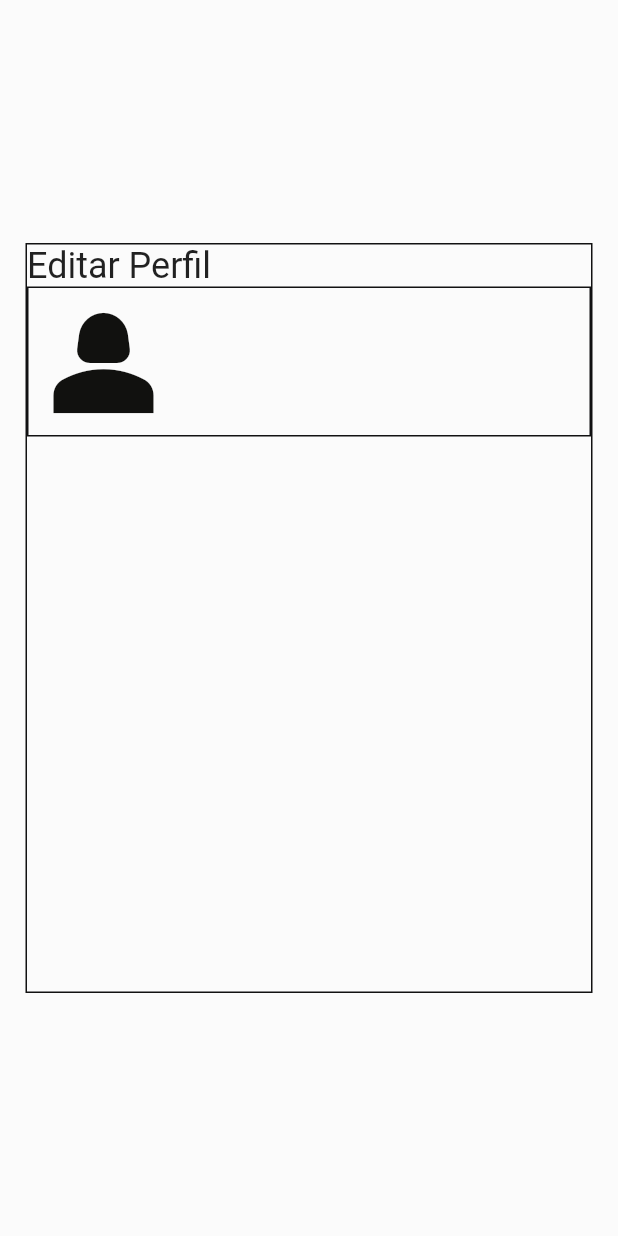
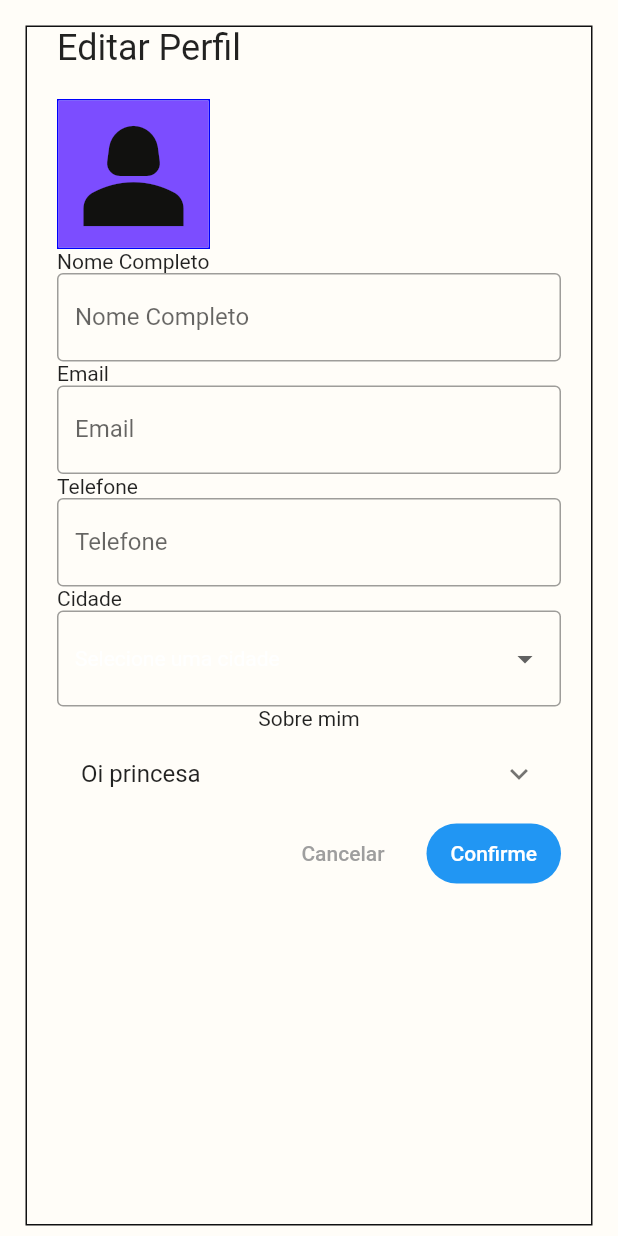
Before and after one commit to ViniciusKoiti/DesafioFlutter, a Flutter app: the screen it shows after launch, on a phone screen of 412 x 824 dp. Run offline on Flutter 3.47's test engine with Material 2 defaults, Android fonts, the phone set to English and light mode, and no system bars.

Commit message:
Desafio Flutter

```diff
--- /dev/null
+++ b/lib/Fields/ButtonCancel.dart
@@ -0,0 +1,18 @@
+import 'package:flutter/material.dart';
+
+class ButtonCancel extends StatelessWidget{
+
+
+  @override
+  Widget build(BuildContext context) {
+
+    return TextButton(onPressed: onPressed,
+    style: ButtonStyle(foregroundColor: MaterialStatePropertyAll(Colors.grey)),
+    child: Text("Cancelar")
+    );
+  }
+
+
+  void onPressed() {
+  }
+}
--- /dev/null
+++ b/lib/Fields/ButtonConfirm.dart
@@ -0,0 +1,17 @@
+import 'package:flutter/material.dart';
+
+class ButtonConfirm extends StatelessWidget{
+
+
+  @override
+  Widget build(BuildContext context) {
+
+    return FilledButton(onPressed: onPressed, child:
+      Text("Confirme")
+    );
+  }
+
+
+  void onPressed() {
+  }
+}
--- /dev/null
+++ b/lib/Fields/CommentField.dart
@@ -0,0 +1,18 @@
+import 'package:flutter/material.dart';
+
+class CommentField extends StatelessWidget{
+  @override
+  Widget build(BuildContext context) {
+    return Column(
+
+      children: [
+        Text("Sobre mim"),
+        ExpansionTile(
+          title: Text("Oi princesa"),
+        )
+      ],
+    );
+  }
+
+
+}
--- /dev/null
+++ b/lib/Fields/DropdownButtonCity.dart
@@ -0,0 +1,49 @@
+import 'package:flutter/material.dart';
+
+class DropDownButtonCity extends StatefulWidget {
+  const DropDownButtonCity({super.key});
+
+  @override
+  State<DropDownButtonCity> createState() => _DropDownButtonCity();
+}
+
+class _DropDownButtonCity extends State<DropDownButtonCity> {
+  // Imagino que teriamos que ter uma lista de Cidades para trazer do back para o front
+  List<String> cities = ["Selecione uma cidade", "Paranavaí","São Paulo"];
+  String selectedCity = "Selecione uma cidade";
+
+  @override
+  void initState() {
+    super.initState();
+  }
+
+  @override
+  Widget build(BuildContext context) {
+    return Column(
+      crossAxisAlignment: CrossAxisAlignment.start,
+      children: [
+        const Text("Cidade"),
+        DropdownButtonFormField(
+          decoration: const InputDecoration(
+    border: OutlineInputBorder(),
+  ),
+            value: selectedCity,
+            isExpanded: true,
+            style: TextStyle(),
+        items: cities.map((city){
+        return DropdownMenuItem(
+        child: Text(city),
+        value: city,
+        );
+  }).toList(),
+        onChanged: (city){
+          setState(() {
+          selectedCity = city!;
+          print("$city");
+          });
+        }),
+
+      ],
+    );
+  }
+}
--- /dev/null
+++ b/lib/Fields/SideBox.dart
@@ -0,0 +1,24 @@
+import 'package:flutter/material.dart';
+
+import 'ButtonCancel.dart';
+import 'ButtonConfirm.dart';
+
+class SideBox extends StatelessWidget{
+
+
+  @override
+  Widget build(BuildContext context) {
+
+    return Row(
+    mainAxisAlignment: MainAxisAlignment.end,
+    children: [
+      ButtonCancel(),
+      SizedBox(width: 20,),
+      ButtonConfirm(),
+    ],);
+  }
+
+
+  void onPressed() {
+  }
+}
--- /dev/null
+++ b/lib/Fields/TextFieldWithText.dart
@@ -0,0 +1,33 @@
+import 'package:flutter/material.dart';
+
+class TextFieldWithText extends StatelessWidget{
+  const TextFieldWithText({required this.title});
+
+  final String title;
+
+
+  @override
+  Widget build(BuildContext context) {
+    return
+
+    Column(
+      crossAxisAlignment: CrossAxisAlignment.start,
+      children: [
+      Text(
+        title,textAlign: TextAlign.left,),
+      TextField(
+        textAlign: TextAlign.left,
+        decoration:
+        InputDecoration(
+          labelText: title,
+        border:OutlineInputBorder(),
+        floatingLabelBehavior: FloatingLabelBehavior.never,
+
+        ),
+
+      )
+    ],
+    );
+  }
+
+}
--- /dev/null
+++ b/lib/components/theme/light_theme.dart
@@ -0,0 +1,33 @@
+import 'package:flutter/material.dart';
+
+const PrimaryColor = const Color(0xFFb71c1c);
+const PrimaryColorLight = const Color(0xFFf05545);
+const PrimaryColorDark = const Color(0xFF7f0000);
+
+const SecondaryColor = Color.fromARGB(255, 0, 0, 0);
+const SecondaryColorLight = const Color(0xFFe5ffff);
+const SecondaryColorDark = const Color(0xFF82ada9);
+
+const Background = const Color(0xFFfffdf7);
+const TextColor = const Color(0xFFffffff);
+
+class MyTheme {
+  static final ThemeData defaultTheme = _buildMyTheme();
+
+  static ThemeData _buildMyTheme() {
+    final ThemeData base = ThemeData.light();
+
+    return base.copyWith(
+      primaryColor: PrimaryColor,
+      primaryColorDark: PrimaryColorDark,
+      primaryColorLight: PrimaryColorLight,
+      buttonTheme: base.buttonTheme.copyWith(
+        buttonColor: SecondaryColor,
+        textTheme: ButtonTextTheme.primary,
+      ),
+
+      scaffoldBackgroundColor: Background,
+      cardColor: Background,
+    );
+  }
+}
--- a/lib/main.dart
+++ b/lib/main.dart
@@ -1,4 +1,10 @@
 import 'package:flutter/material.dart';
+
+import 'Fields/CommentField.dart';
+import 'Fields/DropdownButtonCity.dart';
+import 'Fields/SideBox.dart';
+import 'Fields/TextFieldWithText.dart';
+import 'components/theme/light_theme.dart';
 
 void main() {
   runApp(const MyApp());
@@ -11,19 +17,11 @@ class MyApp extends StatelessWidget {
   @override
   Widget build(BuildContext context) {
     return MaterialApp(
+      debugShowCheckedModeBanner: false,
       title: 'Flutter Demo',
-      theme: ThemeData(
-        // This is the theme of your application.
-        //
-        // Try running your application with "flutter run". You'll see the
-        // application has a blue toolbar. Then, without quitting the app, try
-        // changing the primarySwatch below to Colors.green and then invoke
-        // "hot reload" (press "r" in the console where you ran "flutter run",
-        // or simply save your changes to "hot reload" in a Flutter IDE).
-        // Notice that the counter didn't reset back to zero; the application
-        // is not restarted.
-        primarySwatch: Colors.blue,
-      ),
+      theme: MyTheme.defaultTheme,
+      darkTheme: ThemeData.dark(useMaterial3: true),
+      themeMode: ThemeMode.light,
       home: const MyHomePage(title: 'Flutter Demo Home Page'),
     );
   }
@@ -31,15 +29,6 @@ class MyApp extends StatelessWidget {
 
 class MyHomePage extends StatefulWidget {
   const MyHomePage({super.key, required this.title});
-
-  // This widget is the home page of your application. It is stateful, meaning
-  // that it has a State object (defined below) that contains fields that affect
-  // how it looks.
-
-  // This class is the configuration for the state. It holds the values (in this
-  // case the title) provided by the parent (in this case the App widget) and
-  // used by the build method of the State. Fields in a Widget subclass are
-  // always marked "final".
 
   final String title;
 
@@ -75,7 +64,7 @@ class _MyHomePageState extends State<MyHomePage> {
 
         child : Container(
           color: Colors.white12,
-          padding: EdgeInsets.all(16.0), // Adiciona padding para os widgets dentro do Container
+          padding: const EdgeInsets.all(16.0), // Adiciona padding para os widgets dentro do Container
           child: Form(child:
             Column(mainAxisAlignment:
               MainAxisAlignment.center,
@@ -83,8 +72,9 @@ class _MyHomePageState extends State<MyHomePage> {
               children: [
 
                 Container(
-                  height: 500,
+                  height: 800,
                   width: 500,
+                  padding: EdgeInsets.symmetric(horizontal: 20),
                   margin: const EdgeInsets.all(1.0),
                   decoration: BoxDecoration(
                     border: Border.all(
@@ -92,40 +82,41 @@ class _MyHomePageState extends State<MyHomePage> {
                       width: 1.0,
                       ),
                   ),
-                  child: Column(
-
+                  child:
+                    Column(
                     crossAxisAlignment: CrossAxisAlignment.start,
                     children: [
-                      const Align(
-                        alignment: Alignment.topLeft,
-                        child: Text("Editar Perfil",
+                     const Text("Editar Perfil",
                                     style: TextStyle(fontSize: 24,
                                     fontStyle: FontStyle.normal)),
-                      ),
-                      Container(
+                      SizedBox(height: 20),
+                      Row(children: [
+                        Container(
                         height: 100,
-                        width: 500,
+                          padding: EdgeInsets.only(right: 0),
                         decoration: BoxDecoration(border:Border.all(
-                          color: Color.fromARGB(255, 17, 17, 18),
+                          color: Color.fromARGB(255, 0, 0, 252),
                           width: 1.0,
                         )),
 
-                        child: Align(
-                                    alignment: Alignment.topLeft,
-                                    child:  SizedBox(
-                          height: 20,
-                          width: 20,
-
-                          child:
-                          Container(
-                            child:Icon
+                        child: Container(
+                            color:Colors.deepPurpleAccent,
+                            child:const Icon
                           (Icons.person_2,
                           size: 100,
                           color: Color.fromARGB(255, 17, 17, 15)),
                           ),
+                        )
+                      ],
+                      ),
+                        TextFieldWithText(title: "Nome Completo",),
+                        TextFieldWithText(title:"Email"),
+                        TextFieldWithText(title:"Telefone"),
+                        DropDownButtonCity(),
+                        CommentField(),
+                        SideBox()
 
-                          )
-                        ))
+
 
                         ]),
                     )
@@ -135,6 +126,5 @@ class _MyHomePageState extends State<MyHomePage> {
             )
           )
         );
-
   }
 }
```
Also changed, not shown: lib/Fields/ImageField.dart (added).
